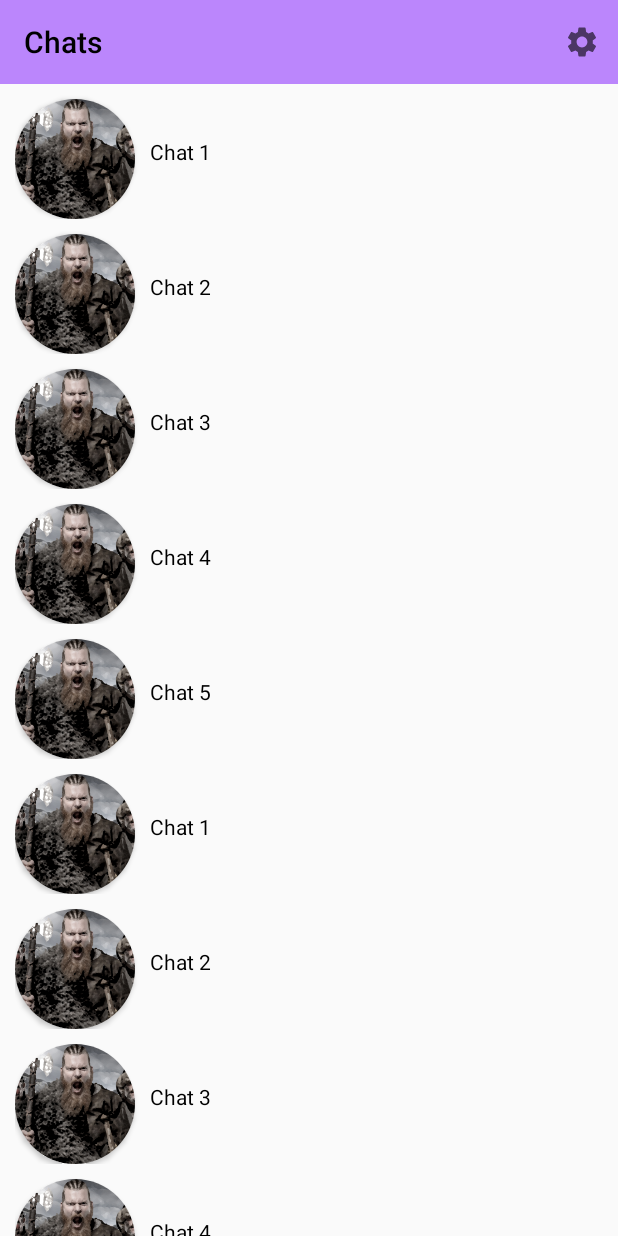
After one commit to NterpriseCEO/BluetoothMessagingApp, an Android app: the ChatsActivity screen opened directly, with no data from a screen before it, on a phone screen of 412 x 824 dp. The commit adds this screen. Run offline under Robolectric (Android 15) with nearby library versions, the phone set to English and light mode, and no system bars.

Commit message:
Profile preview fix chats lists created

```diff
--- a/app/build.gradle
+++ b/app/build.gradle
@@ -32,6 +32,9 @@ dependencies {
     implementation 'androidx.appcompat:appcompat:1.3.1'
     implementation 'com.google.android.material:material:1.4.0'
     implementation 'androidx.constraintlayout:constraintlayout:2.1.1'
+
+    implementation 'androidx.recyclerview:recyclerview:1.1.0'
+
     testImplementation 'junit:junit:4.+'
     androidTestImplementation 'androidx.test.ext:junit:1.1.3'
     androidTestImplementation 'androidx.test.espresso:espresso-core:3.4.0'
--- a/app/src/main/AndroidManifest.xml
+++ b/app/src/main/AndroidManifest.xml
@@ -13,7 +13,10 @@
         android:label="@string/app_name"
         android:roundIcon="@drawable/logo"
         android:supportsRtl="true"
-        android:theme="@style/Theme.BluetoothMessagingApp">
+        android:theme="@style/Theme.AppCompat.Light.NoActionBar">
+        <activity
+            android:name=".chatslist.ChatsActivity"
+            android:exported="false" />
         <activity
             android:name=".InstructionsActivity"
             android:exported="false" />
--- a/app/src/main/java/com/example/bluetoothmessagingapp/CameraActivity.java
+++ b/app/src/main/java/com/example/bluetoothmessagingapp/CameraActivity.java
@@ -83,8 +83,6 @@ public class CameraActivity extends AppCompatActivity implements OnClickListener
 
         Button goBack = findViewById(R.id.goBackCamera);
         goBack.setOnClickListener(this);
-
-        Objects.requireNonNull(getSupportActionBar()).hide();
     }
 
     @Override
@@ -294,7 +292,7 @@ public class CameraActivity extends AppCompatActivity implements OnClickListener
         Log.e(TAG, "camera is open");
 
         try {
-            String cameraID = manager.getCameraIdList()[0];
+            String cameraID = manager.getCameraIdList()[1];
 
             CameraCharacteristics characteristics = manager.getCameraCharacteristics(cameraID);
 
--- a/app/src/main/java/com/example/bluetoothmessagingapp/ConfirmProfileActivity.java
+++ b/app/src/main/java/com/example/bluetoothmessagingapp/ConfirmProfileActivity.java
@@ -22,13 +22,15 @@ import java.io.OutputStream;
 import java.util.Objects;
 
 public class ConfirmProfileActivity extends AppCompatActivity implements View.OnClickListener {
-
+    //File path to the temporary profile image create
+    //A temporary image was created so as not to override the current profile image
     File profileTemp = new File(Environment.getExternalStorageDirectory()+"/bluetoothMessenger/userProfile_temp.jpg");
 
     @Override
     protected void onCreate(Bundle savedInstanceState) {
         super.onCreate(savedInstanceState);
         setContentView(R.layout.activity_confirm_profile);
+        //Loads the image that the user took
         loadImage();
 
         Button retakePhoto = findViewById(R.id.retakePhoto);
@@ -36,26 +38,30 @@ public class ConfirmProfileActivity extends AppCompatActivity implements View.On
 
         Button confirmPhoto = findViewById(R.id.confirmPhoto);
         confirmPhoto.setOnClickListener(this);
-
-        Objects.requireNonNull(getSupportActionBar()).hide();
     }
 
     private void loadImage() {
+        //Checks if the image exists
         if(profileTemp.exists()) {
+            //Converts the image to a bitmap
             Bitmap bitmap = BitmapFactory.decodeFile(profileTemp.getAbsolutePath());
 
+            //Exit interface data of the image
             ExifInterface eiface = null;
             try {
+                //Gets the exit interface data from the image
                 eiface = new ExifInterface(Environment.getExternalStorageDirectory()+"/bluetoothMessenger/userProfile_temp.jpg");
             } catch (IOException e) {
                 e.printStackTrace();
             }
+            //Gets the image orientation
             int orientation = eiface.getAttributeInt(ExifInterface.TAG_ORIENTATION, ExifInterface.ORIENTATION_UNDEFINED);
 
+            //Rotates the image to be right way up
             Bitmap rotatedBitmap = null;
             switch(orientation) {
                 case ExifInterface.ORIENTATION_ROTATE_90:
-                    rotatedBitmap = rotateImg(bitmap, 90);
+                    rotatedBitmap = rotateImg(bitmap, 270);
                     break;
 
                 case ExifInterface.ORIENTATION_ROTATE_180:
@@ -63,18 +69,19 @@ public class ConfirmProfileActivity extends AppCompatActivity implements View.On
                     break;
 
                 case ExifInterface.ORIENTATION_ROTATE_270:
-                    rotatedBitmap = rotateImg(bitmap, 270);
+                    rotatedBitmap = rotateImg(bitmap, 90);
                     break;
 
                 case ExifInterface.ORIENTATION_NORMAL:
                 default:
                     rotatedBitmap = bitmap;
             }
+            //Sets the source of the imageView to be the new rotated image
             ImageView preview = findViewById(R.id.profilePreview);
             preview.setImageBitmap(rotatedBitmap);
         }
     }
-
+    //Rotates tbe image by x degrees and returns the new image
     public static Bitmap rotateImg(Bitmap source, float angle) {
         Matrix matrix = new Matrix();
         matrix.postRotate(angle);
@@ -83,34 +90,45 @@ public class ConfirmProfileActivity extends AppCompatActivity implements View.On
 
     @Override
     public void onClick(View view) {
+        //Goes back to the camera
         if(view.getId() == R.id.retakePhoto) {
             finish();
         }else if(view.getId() == R.id.confirmPhoto) {
+            //Saves the image as the official profile image of the user
             try {
                 saveProfile();
             } catch (IOException e) {
                 e.printStackTrace();
             }
+            //Goes to the instructions page
             Intent goToInstructions =  new Intent(ConfirmProfileActivity.this, InstructionsActivity.class);
             startActivity(goToInstructions);
         }
     }
-
+    //Saves the profile iamge
     private void saveProfile() throws IOException {
+        //The temporary profile image
         InputStream input = null;
+        //The userProfile image
         OutputStream output = null;
 
         try {
+            //Reads the temporary image in
             input = new FileInputStream(profileTemp);
+            //Creates the temporary image
             output = new FileOutputStream(
             Environment.getExternalStorageDirectory()+"/bluetoothMessenger/userProfile.jpg"
             );
+            //Creates a byte buffer
             byte[] buffer = new byte[1024];
             int length;
+            //Checks if there is still write to load
+            //and writes it to userProfile.png
             while((length = input.read(buffer)) > 0) {
                 output.write(buffer, 0, length);
             }
         }finally {
+            //Closes both file streams and deletes the temporary profile image
             input.close();
             output.close();
             profileTemp.delete();
--- a/app/src/main/java/com/example/bluetoothmessagingapp/InstructionsActivity.java
+++ b/app/src/main/java/com/example/bluetoothmessagingapp/InstructionsActivity.java
@@ -6,28 +6,48 @@ import androidx.viewpager.widget.PagerAdapter;
 import androidx.viewpager.widget.ViewPager;
 
 import android.content.Context;
+import android.content.Intent;
 import android.os.Bundle;
 import android.view.LayoutInflater;
 import android.view.View;
 import android.view.ViewGroup;
+import android.widget.Button;
 import android.widget.ImageView;
 import android.widget.LinearLayout;
 
+import com.example.bluetoothmessagingapp.chatslist.ChatsActivity;
+
 import java.util.Objects;
 
-public class InstructionsActivity extends AppCompatActivity {
+public class InstructionsActivity extends AppCompatActivity implements View.OnClickListener {
 
     @Override
     protected void onCreate(Bundle savedInstanceState) {
         super.onCreate(savedInstanceState);
         setContentView(R.layout.activity_instructions);
-        Objects.requireNonNull(getSupportActionBar()).hide();
 
+        //The instruction images
         int[] images = {R.drawable.logo, R.drawable.ic_launcher_background, R.drawable.ic_launcher_foreground};
 
+        //The swipeable list of images containing the instructions
         ViewPager viewPager = (ViewPager) findViewById(R.id.instructionsPager);
+        //Sets the custom adapter that will render the images
         ViewPagerAdapater viewPagerAdapater = new ViewPagerAdapater(InstructionsActivity.this, images);
         viewPager.setAdapter(viewPagerAdapater);
+
+        Button skipInstructions = findViewById(R.id.skipInstructions);
+        skipInstructions.setOnClickListener(this);
+    }
+
+    @Override
+    public void onClick(View view) {
+        //Goes to the Chats activity page and clears the intent stack
+        //This makes sure that you can't go back to the setup page
+        if(view.getId() == R.id.skipInstructions) {
+            Intent skipInstructions = new Intent(InstructionsActivity.this, ChatsActivity.class);
+            skipInstructions.setFlags(Intent.FLAG_ACTIVITY_NEW_TASK | Intent.FLAG_ACTIVITY_CLEAR_TASK);
+            startActivity(skipInstructions);
+        }
     }
 
     class ViewPagerAdapater extends PagerAdapter {
@@ -56,6 +76,7 @@ public class InstructionsActivity extends AppCompatActivity {
         @NonNull
         @Override
         public Object instantiateItem(@NonNull ViewGroup container, final int position) {
+            //References each image in list of images and displays it on the screen
             View itemView = layoutInflater.inflate(R.layout.item, container, false);
             ImageView imageView = itemView.findViewById(R.id.imageView);
             imageView.setImageResource(images[position]);
--- a/app/src/main/java/com/example/bluetoothmessagingapp/SetupActivity.java
+++ b/app/src/main/java/com/example/bluetoothmessagingapp/SetupActivity.java
@@ -46,8 +46,6 @@ public class SetupActivity extends AppCompatActivity implements View.OnClickList
         confirmUsername = findViewById(R.id.confirmUsername);
         confirmUsername.setOnClickListener(this);
         confirmUsername.setEnabled(false); // Disable by default
-
-        Objects.requireNonNull(getSupportActionBar()).hide();
     }
 
     @Override
--- /dev/null
+++ b/app/src/main/java/com/example/bluetoothmessagingapp/chatslist/ChatsActivity.java
@@ -0,0 +1,58 @@
+package com.example.bluetoothmessagingapp.chatslist;
+
+import androidx.appcompat.app.AppCompatActivity;
+import androidx.appcompat.widget.Toolbar;
+import androidx.recyclerview.widget.LinearLayoutManager;
+import androidx.recyclerview.widget.RecyclerView;
+
+import android.annotation.SuppressLint;
+import android.os.Bundle;
+import android.view.Menu;
+
+import com.example.bluetoothmessagingapp.R;
+
+import java.util.ArrayList;
+import java.util.List;
+
+public class ChatsActivity extends AppCompatActivity {
+
+    private List chats = new ArrayList<>();
+
+    @Override
+    protected void onCreate(Bundle savedInstanceState) {
+        super.onCreate(savedInstanceState);
+        setContentView(R.layout.activity_chats);
+
+        //Sets the toolbar at the top of the screen
+        Toolbar toolbar = findViewById(R.id.toolbar);
+        setSupportActionBar(toolbar);
+
+        //Test data for now
+        chats.add("Chat 1");
+        chats.add("Chat 2");
+        chats.add("Chat 3");
+        chats.add("Chat 4");
+        chats.add("Chat 5");
+        chats.add("Chat 1");
+        chats.add("Chat 2");
+        chats.add("Chat 3");
+        chats.add("Chat 4");
+        chats.add("Chat 5");
+
+        //Creates a recyclerView using the chats adapter
+        RecyclerView recyclerView = findViewById(R.id.chatsList);
+        ChatsAdapter chatsAdapter = new ChatsAdapter(chats);
+
+        //Allows for the recyclerView to be scrolled
+        RecyclerView.LayoutManager manager = new LinearLayoutManager(this);
+        recyclerView.setLayoutManager(manager);
+        recyclerView.setAdapter(chatsAdapter);
+    }
+
+    @SuppressLint("ResourceType")
+    @Override
+    public boolean onCreateOptionsMenu(Menu menu) {
+        getMenuInflater().inflate(R.layout.chats_list_actions, menu);
+        return true;
+    }
+}
--- /dev/null
+++ b/app/src/main/java/com/example/bluetoothmessagingapp/chatslist/ChatsAdapter.java
@@ -0,0 +1,52 @@
+package com.example.bluetoothmessagingapp.chatslist;
+
+import android.view.LayoutInflater;
+import android.view.View;
+import android.view.ViewGroup;
+import android.widget.TextView;
+
+import androidx.annotation.NonNull;
+import androidx.recyclerview.widget.RecyclerView;
+
+import com.example.bluetoothmessagingapp.R;
+
+import java.util.List;
+
+class ChatsAdapter extends RecyclerView.Adapter<ChatsAdapter.ChatsViewHolder> {
+    List chatsList;
+
+    public ChatsAdapter(List chatsList) {
+        this.chatsList = chatsList;
+    }
+
+    @NonNull
+    @Override
+    public ChatsViewHolder onCreateViewHolder(@NonNull ViewGroup parent, int viewType) {
+        // Creates a recyclerView list from the chats_item template
+        View itemView = LayoutInflater.from(parent.getContext())
+                .inflate(R.layout.chats_item, parent, false);
+        return new ChatsViewHolder(itemView);
+    }
+
+    @Override
+    public void onBindViewHolder(ChatsViewHolder holder, int position) {
+        //Sets the correct text of the current item being rendered
+        String username = (String) chatsList.get(position);
+        holder.username.setText(username);
+    }
+
+    @Override
+    public int getItemCount() {
+        //Returns the amount of items in the recyclerView
+        return chatsList.size();
+    }
+
+    class ChatsViewHolder extends RecyclerView.ViewHolder {
+        TextView username;
+        public ChatsViewHolder(@NonNull View itemView) {
+            super(itemView);
+            //A reference to the textView in each list item
+            username = itemView.findViewById(R.id.username);
+        }
+    }
+}
--- /dev/null
+++ b/app/src/main/res/drawable/ic_baseline_settings_24.xml
@@ -0,0 +1,10 @@
+<vector xmlns:android="http://schemas.android.com/apk/res/android"
+    android:width="24dp"
+    android:height="24dp"
+    android:viewportWidth="24"
+    android:viewportHeight="24"
+    android:tint="?attr/colorControlNormal">
+  <path
+      android:fillColor="@android:color/white"
+      android:pathData="M19.14,12.94c0.04,-0.3 0.06,-0.61 0.06,-0.94c0,-0.32 -0.02,-0.64 -0.07,-0.94l2.03,-1.58c0.18,-0.14 0.23,-0.41 0.12,-0.61l-1.92,-3.32c-0.12,-0.22 -0.37,-0.29 -0.59,-0.22l-2.39,0.96c-0.5,-0.38 -1.03,-0.7 -1.62,-0.94L14.4,2.81c-0.04,-0.24 -0.24,-0.41 -0.48,-0.41h-3.84c-0.24,0 -0.43,0.17 -0.47,0.41L9.25,5.35C8.66,5.59 8.12,5.92 7.63,6.29L5.24,5.33c-0.22,-0.08 -0.47,0 -0.59,0.22L2.74,8.87C2.62,9.08 2.66,9.34 2.86,9.48l2.03,1.58C4.84,11.36 4.8,11.69 4.8,12s0.02,0.64 0.07,0.94l-2.03,1.58c-0.18,0.14 -0.23,0.41 -0.12,0.61l1.92,3.32c0.12,0.22 0.37,0.29 0.59,0.22l2.39,-0.96c0.5,0.38 1.03,0.7 1.62,0.94l0.36,2.54c0.05,0.24 0.24,0.41 0.48,0.41h3.84c0.24,0 0.44,-0.17 0.47,-0.41l0.36,-2.54c0.59,-0.24 1.13,-0.56 1.62,-0.94l2.39,0.96c0.22,0.08 0.47,0 0.59,-0.22l1.92,-3.32c0.12,-0.22 0.07,-0.47 -0.12,-0.61L19.14,12.94zM12,15.6c-1.98,0 -3.6,-1.62 -3.6,-3.6s1.62,-3.6 3.6,-3.6s3.6,1.62 3.6,3.6S13.98,15.6 12,15.6z"/>
+</vector>
--- /dev/null
+++ b/app/src/main/res/layout/activity_chats.xml
@@ -0,0 +1,27 @@
+<?xml version="1.0" encoding="utf-8"?>
+<LinearLayout xmlns:android="http://schemas.android.com/apk/res/android"
+    xmlns:app="http://schemas.android.com/apk/res-auto"
+    xmlns:tools="http://schemas.android.com/tools"
+    android:layout_width="match_parent"
+    android:layout_height="match_parent"
+    android:fitsSystemWindows="true"
+    android:orientation="vertical">
+
+    <androidx.appcompat.widget.Toolbar
+        android:id="@+id/toolbar"
+        android:minHeight="?attr/actionBarSize"
+        android:layout_width="match_parent"
+        android:layout_height="wrap_content"
+        app:titleTextColor="@color/black"
+        app:title="Chats"
+        android:background="@color/purple_200">
+    </androidx.appcompat.widget.Toolbar>
+
+    <androidx.recyclerview.widget.RecyclerView
+        android:id="@+id/chatsList"
+        android:layout_width="match_parent"
+        android:layout_height="match_parent"
+        android:paddingHorizontal="10dp"
+        app:layout_behavior="@string/appbar_scrolling_view_behavior"
+        tools:listitem="@layout/chats_item" />
+</LinearLayout>
--- /dev/null
+++ b/app/src/main/res/layout/chats_item.xml
@@ -0,0 +1,46 @@
+<?xml version="1.0" encoding="utf-8"?>
+<androidx.constraintlayout.widget.ConstraintLayout xmlns:android="http://schemas.android.com/apk/res/android"
+    xmlns:app="http://schemas.android.com/apk/res-auto"
+    xmlns:tools="http://schemas.android.com/tools"
+    android:layout_width="match_parent"
+    android:layout_height="wrap_content"
+    android:orientation="horizontal">
+
+    <TextView
+        android:id="@+id/username"
+        android:layout_width="wrap_content"
+        android:layout_height="wrap_content"
+        android:layout_alignEnd="@id/cardView"
+        android:layout_alignParentTop="true"
+        android:layout_alignParentEnd="true"
+        android:layout_centerVertical="true"
+        android:layout_marginLeft="10dp"
+        android:layout_toEndOf="@+id/cardView"
+        android:layout_weight="1"
+        android:text="Test"
+        android:textColor="@color/black"
+        app:layout_constraintBottom_toBottomOf="parent"
+        app:layout_constraintStart_toEndOf="@id/cardView"
+        app:layout_constraintTop_toTopOf="parent" />
+
+    <androidx.cardview.widget.CardView
+        android:id="@+id/cardView"
+        android:layout_width="80dp"
+        android:layout_height="wrap_content"
+        android:layout_marginTop="10dp"
+        app:cardCornerRadius="100dp"
+        app:layout_constraintBottom_toBottomOf="parent"
+        app:layout_constraintStart_toStartOf="parent"
+        app:layout_constraintTop_toTopOf="parent">
+
+        <ImageView
+            android:id="@+id/userIcon"
+            android:layout_width="80dp"
+            android:layout_height="80dp"
+            android:layout_centerVertical="true"
+            android:layout_weight="1"
+            android:background="@drawable/circle"
+            app:srcCompat="@drawable/no_user_icon" />
+    </androidx.cardview.widget.CardView>
+
+</androidx.constraintlayout.widget.ConstraintLayout>
--- /dev/null
+++ b/app/src/main/res/layout/chats_list_actions.xml
@@ -0,0 +1,10 @@
+<?xml version="1.0" encoding="utf-8"?>
+<menu xmlns:android="http://schemas.android.com/apk/res/android"
+    xmlns:app="http://schemas.android.com/apk/res-auto">
+    <item
+        android:id="@+id/goToSettings"
+        app:showAsAction="always"
+        android:title="Settings"
+        android:icon="@drawable/ic_baseline_settings_24">
+    </item>
+</menu>
```
Also changed, not shown: app/src/main/res/drawable-v24/no_user_icon.png (added).
